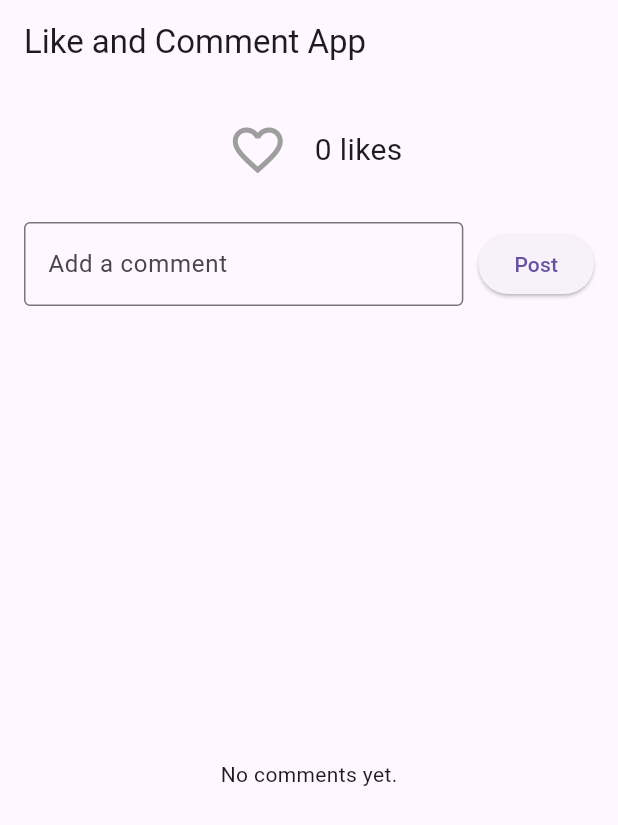
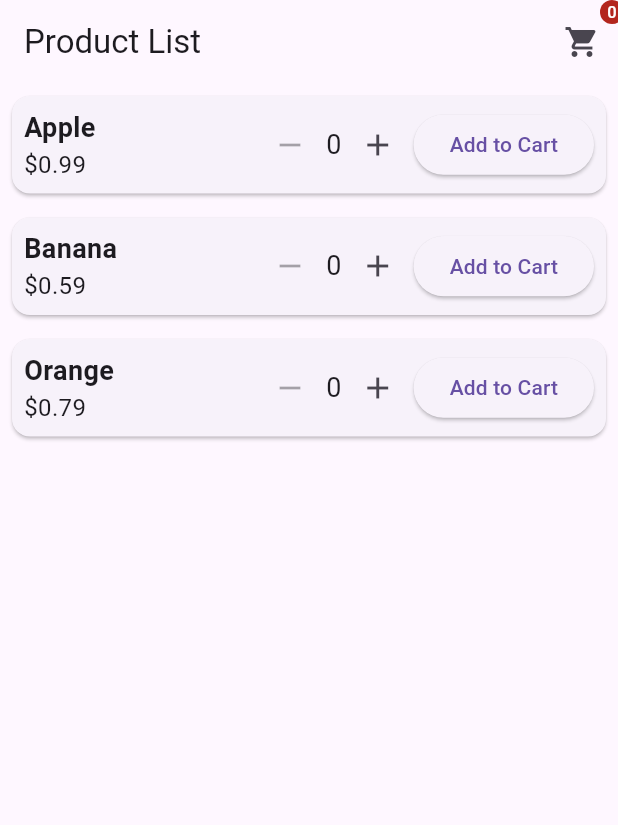
Before and after one commit to hs-dev1/flutter_state_management_comparison, a Flutter app: the screen it shows after launch, on a phone screen of 412 x 824 dp. Shown: the top 825 px of the screen. Run offline on Flutter 3.47's test engine with Material 3 defaults, Android fonts, the light colour scheme and no system bars.

Commit message:
episode 2 provider

```diff
--- /dev/null
+++ b/lib/cart_vm.dart
@@ -0,0 +1,38 @@
+import 'package:flutter/material.dart';
+import 'package:redux_example/product.dart';
+
+
+class CartProvider extends ChangeNotifier {
+  final Map<String, int> _items = {};
+
+  Map<String, int> get items => _items;
+
+  void addItem(String productId) {
+    _items[productId] = (_items[productId] ?? 0) + 1;
+    notifyListeners();
+  }
+
+  void removeItem(String productId) {
+    if (_items.containsKey(productId)) {
+      if (_items[productId] == 1) {
+        _items.remove(productId);
+      } else {
+        _items[productId] = _items[productId]! - 1;
+      }
+      notifyListeners();
+    }
+  }
+
+  int getQuantity(String productId) {
+    return _items[productId] ?? 0;
+  }
+
+  double getTotalPrice(List<Product> products) {
+    return _items.entries.fold(0, (total, entry) {
+      final product = products.firstWhere((p) => p.id == entry.key);
+      return total + (product.price * entry.value);
+    });
+  }
+
+  int get totalItems => _items.values.fold(0, (sum, quantity) => sum + quantity);
+}
--- a/lib/like_comment_page.dart
+++ /dev/null
@@ -1,99 +0,0 @@
-import 'package:flutter/material.dart';
-import 'package:provider/provider.dart';
-import 'package:redux_example/like_comment_vm.dart';
-
-class LikeCommentPage extends StatelessWidget {
-  final TextEditingController commentController = TextEditingController();
-
-  LikeCommentPage({super.key});
-
-  @override
-  Widget build(BuildContext context) {
-    return Scaffold(
-      appBar: AppBar(
-        title: const Text("Like and Comment App"),
-      ),
-      body: Padding(
-        padding: const EdgeInsets.all(16.0),
-        child: Column(
-          children: [
-            // Like Button
-            Row(
-              mainAxisAlignment: MainAxisAlignment.center,
-              children: [
-                Consumer<LikeCommentVM>(
-                  builder: (context, model, child) {
-                    return IconButton(
-                      icon: Icon(
-                        model.isLiked
-                            ? Icons.favorite
-                            : Icons.favorite_border,
-                        color: model.isLiked ? Colors.red : Colors.grey,
-                        size: 40,
-                      ),
-                      onPressed: () => model.toggleLike(),
-                    );
-                  },
-                ),
-                const SizedBox(width: 10),
-                Consumer<LikeCommentVM>(
-                  builder: (context, model, child) {
-                    return Text(
-                      '${model.likeCount} likes',
-                      style: const TextStyle(fontSize: 20),
-                    );
-                  },
-                ),
-              ],
-            ),
-
-            // Comment Input Section
-            Padding(
-              padding: const EdgeInsets.symmetric(vertical: 20),
-              child: Row(
-                children: [
-                  Expanded(
-                    child: TextField(
-                      controller: commentController,
-                      decoration: const InputDecoration(
-                        labelText: "Add a comment",
-                        border: OutlineInputBorder(),
-                      ),
-                    ),
-                  ),
-                  const SizedBox(width: 10),
-                  ElevatedButton(
-                    onPressed: () {
-                      Provider.of<LikeCommentVM>(context, listen: false)
-                          .addComment(commentController.text);
-                      commentController.clear();
-                    },
-                    child: const Text("Post"),
-                  ),
-                ],
-              ),
-            ),
-
-            // Display Comments
-            Expanded(
-              child: Consumer<LikeCommentVM>(
-                builder: (context, model, child) {
-                  return model.comments.isEmpty
-                      ? const Center(child: Text("No comments yet."))
-                      : ListView.builder(
-                          itemCount: model.comments.length,
-                          itemBuilder: (context, index) {
-                            return ListTile(
-                              title: Text(model.comments[index]),
-                            );
-                          },
-                        );
-                },
-              ),
-            ),
-          ],
-        ),
-      ),
-    );
-  }
-}
--- a/lib/like_comment_vm.dart
+++ /dev/null
@@ -1,24 +0,0 @@
-import 'package:flutter/material.dart';
-
-class LikeCommentVM extends ChangeNotifier {
-  bool _isLiked = false;
-  int _likeCount = 0;
-  final List<String> _comments = [];
-
-  bool get isLiked => _isLiked;
-  int get likeCount => _likeCount;
-  List<String> get comments => _comments;
-
-  void toggleLike() {
-    _isLiked = !_isLiked;
-    _likeCount += _isLiked ? 1 : -1;
-    notifyListeners(); // Notify the UI to update
-  }
-
-  void addComment(String comment) {
-    if (comment.isNotEmpty) {
-      _comments.add(comment);
-      notifyListeners(); // Notify the UI to update
-    }
-  }
-}
--- a/lib/main.dart
+++ b/lib/main.dart
@@ -1,12 +1,16 @@
 import 'package:flutter/material.dart';
 import 'package:provider/provider.dart';
-import 'package:redux_example/like_comment_page.dart';
-import 'package:redux_example/like_comment_vm.dart';
+import 'package:redux_example/cart_vm.dart';
+import 'package:redux_example/product_list_screen.dart';
+import 'package:redux_example/product.dart';
 
 void main() {
   runApp(
-    ChangeNotifierProvider(
-      create: (_) => LikeCommentVM(),
+    MultiProvider(
+      providers: [
+        ChangeNotifierProvider(create: (context) => ProductProvider()),
+        ChangeNotifierProvider(create: (context) => CartProvider()),
+      ],
       child: const MyApp(),
     ),
   );
@@ -17,8 +21,9 @@ class MyApp extends StatelessWidget {
 
   @override
   Widget build(BuildContext context) {
-    return MaterialApp(
-      home: LikeCommentPage(),
+    return const MaterialApp(
+      title: "Cart App",
+      home: ProductListScreen(),
     );
   }
 }
--- /dev/null
+++ b/lib/product.dart
@@ -0,0 +1,19 @@
+import 'package:flutter/material.dart';
+
+class Product {
+  final String id;
+  final String name;
+  final double price;
+
+  Product({required this.id, required this.name, required this.price});
+}
+
+class ProductProvider extends ChangeNotifier {
+  final List<Product> _products = [
+    Product(id: '1', name: 'Apple', price: 0.99),
+    Product(id: '2', name: 'Banana', price: 0.59),
+    Product(id: '3', name: 'Orange', price: 0.79),
+  ];
+
+  List<Product> get products => _products;
+}
--- /dev/null
+++ b/lib/product_list_screen.dart
@@ -0,0 +1,93 @@
+import 'package:flutter/material.dart';
+import 'package:provider/provider.dart';
+import 'package:redux_example/cart_screen.dart';
+import 'package:redux_example/cart_vm.dart';
+import 'package:redux_example/product.dart';
+
+class ProductListScreen extends StatelessWidget {
+  const ProductListScreen({super.key});
+
+  @override
+  Widget build(BuildContext context) {
+    return Scaffold(
+      appBar: AppBar(
+        title: const Text('Product List'),
+        actions: [
+          Badge(
+            label: Text(context.read<CartProvider>().totalItems.toString()),
+            child: IconButton(
+              icon: const Icon(Icons.shopping_cart),
+              onPressed: () => Navigator.push(
+                context,
+                MaterialPageRoute(builder: (context) => const CartScreen()),
+              ),
+            ),
+          ),
+        ],
+      ),
+      body: Consumer<ProductProvider>(
+        builder: (context, productProvider, child) {
+          return ListView.builder(
+            itemCount: productProvider.products.length,
+            itemBuilder: (context, index) {
+              final product = productProvider.products[index];
+              return ProductListItem(product: product);
+            },
+          );
+        },
+      ),
+    );
+  }
+}
+
+class ProductListItem extends StatelessWidget {
+  final Product product;
+
+  const ProductListItem({super.key, required this.product});
+
+  @override
+  Widget build(BuildContext context) {
+    return Card(
+      margin: const EdgeInsets.all(8),
+      child: Padding(
+        padding: const EdgeInsets.all(8),
+        child: Row(
+          mainAxisAlignment: MainAxisAlignment.spaceBetween,
+          children: [
+            Expanded(
+              child: Column(
+                crossAxisAlignment: CrossAxisAlignment.start,
+                children: [
+                  Text(product.name, style: const TextStyle(fontSize: 18, fontWeight: FontWeight.bold)),
+                  Text('\$${product.price.toStringAsFixed(2)}', style: const TextStyle(fontSize: 16)),
+                ],
+              ),
+            ),
+            Consumer<CartProvider>(
+              builder: (context, cart, child) {
+                int quantity = cart.getQuantity(product.id);
+                return Row(
+                  children: [
+                    IconButton(
+                      icon: const Icon(Icons.remove),
+                      onPressed: quantity > 0 ? () => cart.removeItem(product.id) : null,
+                    ),
+                    Text(quantity.toString(), style: const TextStyle(fontSize: 18)),
+                    IconButton(
+                      icon: const Icon(Icons.add),
+                      onPressed: () => cart.addItem(product.id),
+                    ),
+                    ElevatedButton(
+                      child: const Text('Add to Cart'),
+                      onPressed: () => cart.addItem(product.id),
+                    ),
+                  ],
+                );
+              },
+            ),
+          ],
+        ),
+      ),
+    );
+  }
+}
```
Also changed, not shown: lib/cart_screen.dart (added, +90 -0 lines), 1 other file.
